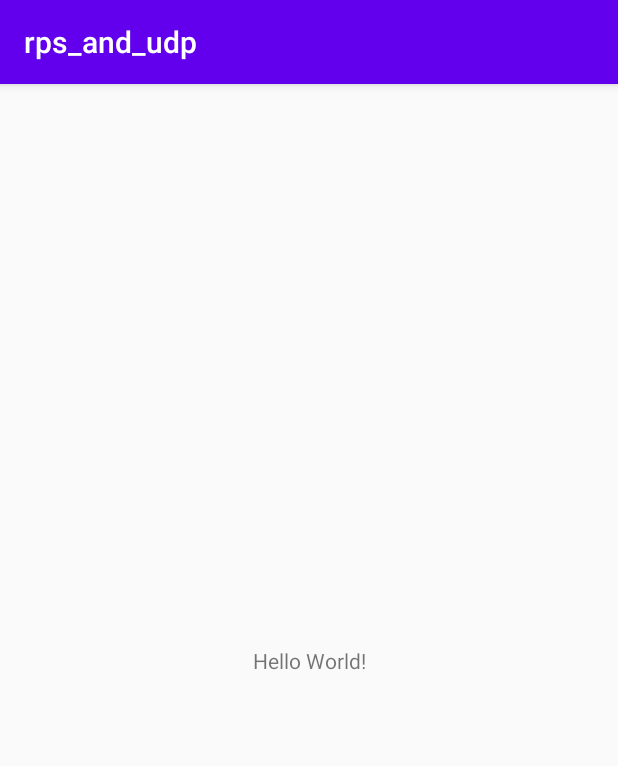
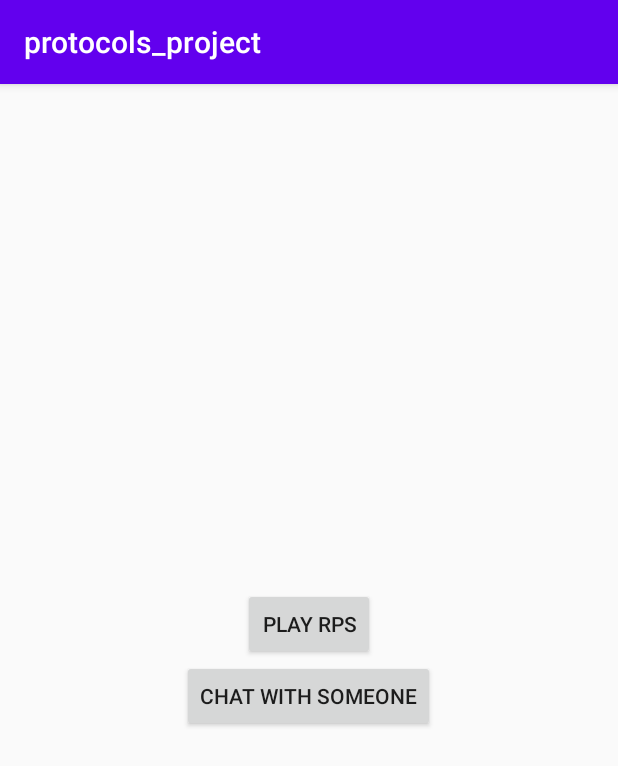
Before and after one commit to clintonbf/rps_and_udp, an Android app: the screen it shows after launch (MainActivity), on a phone screen of 412 x 824 dp. Shown: the top 766 px of the screen. Run offline under Robolectric (Android 15) with nearby library versions, the phone set to English and light mode, and no system bars.

Commit message:
restored state from other (defunct) project

```diff
--- a/app/src/main/AndroidManifest.xml
+++ b/app/src/main/AndroidManifest.xml
@@ -1,6 +1,8 @@
 <?xml version="1.0" encoding="utf-8"?>
 <manifest xmlns:android="http://schemas.android.com/apk/res/android"
     package="ca.bcit.rps_and_udp">
+
+    <uses-permission android:name="android.permission.INTERNET" />
 
     <application
         android:allowBackup="true"
@@ -9,6 +11,7 @@
         android:roundIcon="@mipmap/ic_launcher_round"
         android:supportsRtl="true"
         android:theme="@style/AppTheme">
+        <activity android:name=".RPS"></activity>
         <activity android:name=".MainActivity">
             <intent-filter>
                 <action android:name="android.intent.action.MAIN" />
--- a/app/src/main/java/ca/bcit/rps_and_udp/MainActivity.java
+++ b/app/src/main/java/ca/bcit/rps_and_udp/MainActivity.java
@@ -2,7 +2,12 @@ package ca.bcit.rps_and_udp;
 
 import androidx.appcompat.app.AppCompatActivity;
 
+import android.content.Intent;
 import android.os.Bundle;
+import android.view.View;
+import android.widget.Button;
+import android.view.View.OnClickListener;
+
 
 public class MainActivity extends AppCompatActivity {
 
@@ -10,5 +15,23 @@ public class MainActivity extends AppCompatActivity {
     protected void onCreate(Bundle savedInstanceState) {
         super.onCreate(savedInstanceState);
         setContentView(R.layout.activity_main);
+
+        final Button goToRPS = (Button) findViewById(R.id.rps_start_btn);
+        goToRPS.setOnClickListener(new OnClickListener() {
+            @Override
+            public void onClick(View v) {
+                Intent i = new Intent(getApplicationContext(), RPS.class);
+                startActivity(i);
+            }
+        });
+
+        final Button goToChat = (Button) findViewById(R.id.chat_start_btn);
+        goToChat.setOnClickListener(new OnClickListener() {
+            @Override
+            public void onClick(View v) {
+//                Intent i = new Intent(getApplicationContext(), Chat.class);
+//                startActivity(i);
+            }
+        });
     }
 }
--- a/app/src/main/res/layout/activity_main.xml
+++ b/app/src/main/res/layout/activity_main.xml
@@ -1,18 +1,24 @@
 <?xml version="1.0" encoding="utf-8"?>
-<androidx.constraintlayout.widget.ConstraintLayout xmlns:android="http://schemas.android.com/apk/res/android"
+<LinearLayout xmlns:android="http://schemas.android.com/apk/res/android"
     xmlns:app="http://schemas.android.com/apk/res-auto"
     xmlns:tools="http://schemas.android.com/tools"
     android:layout_width="match_parent"
     android:layout_height="match_parent"
-    tools:context=".MainActivity">
+    tools:context=".MainActivity"
+    android:orientation="vertical"
+    android:gravity="center">
 
-    <TextView
+    <Button
         android:layout_width="wrap_content"
         android:layout_height="wrap_content"
-        android:text="Hello World!"
-        app:layout_constraintBottom_toBottomOf="parent"
-        app:layout_constraintLeft_toLeftOf="parent"
-        app:layout_constraintRight_toRightOf="parent"
-        app:layout_constraintTop_toTopOf="parent" />
+        android:text="@string/go_to_rps"
+        android:id="@+id/rps_start_btn"/>
 
-</androidx.constraintlayout.widget.ConstraintLayout>
+    <Button
+        android:layout_width="wrap_content"
+        android:layout_height="wrap_content"
+        android:text="@string/go_to_chat"
+        android:id="@+id/chat_start_btn"/>
+
+
+</LinearLayout>
--- a/app/src/main/res/values/strings.xml
+++ b/app/src/main/res/values/strings.xml
@@ -1,3 +1,11 @@
 <resources>
-    <string name="app_name">rps_and_udp</string>
+    <string name="app_name">protocols_project</string>
+
+
+    <string name="go_to_rps">Play RPS</string>
+    <string name="go_to_chat">Chat with someone</string>
+    <string name="connect_to_server">Connect to Server</string>
+    <string name="scissors">Scissors</string>
+    <string name="rock">Rock</string>
+    <string name="paper">Paper</string>
 </resources>
```
Also changed, not shown: app/src/main/java/ca/bcit/rps_and_udp/Environment.java (added, +9 -0 lines), app/src/main/java/ca/bcit/rps_and_udp/GameData.java (added, +16 -0 lines), app/src/main/java/ca/bcit/rps_and_udp/RPS.java (added, +185 -0 lines), app/src/main/res/layout/activity_r_p_s.xml (added, +51 -0 lines).
